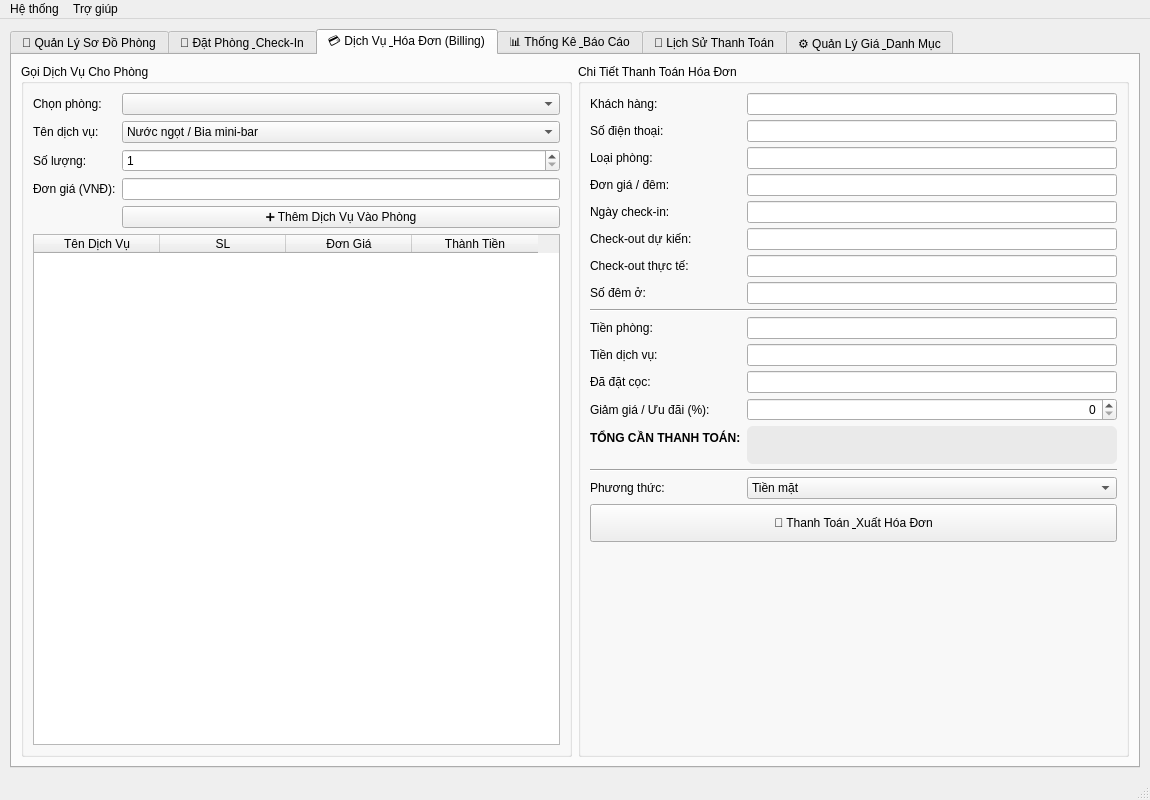
The window that mainwindow.ui (nhan17025/PBL2) describes before a commit, drawn with Qt 5.
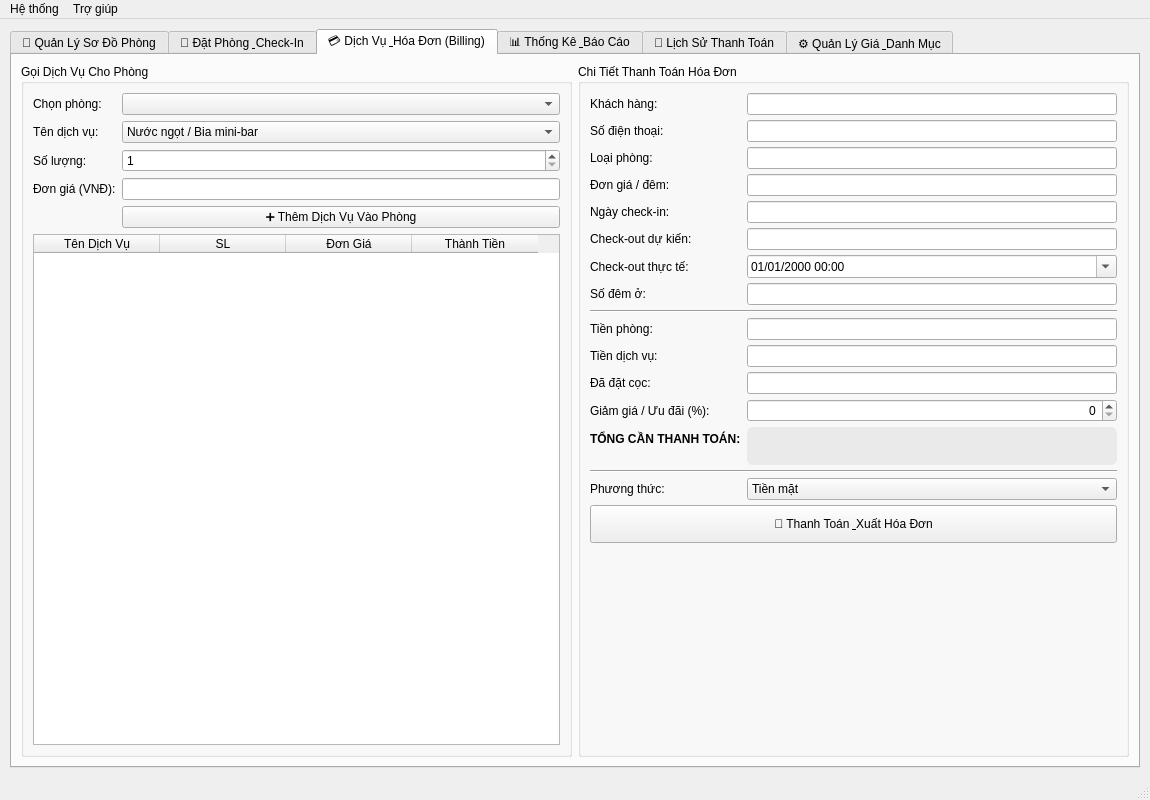
The same window after the commit. The open tabs and pages were chosen to show the change.

Commit message:
Sua loi check-in, tinh bill, tu tinh so tang
- Tu tinh so tang tu so phong (302 -> tang 3), chan so phong khong hop le
- Check-in: bat buoc co phong, CCCD 12 so, SDT 10 so bat dau bang 0,
  khong trung CCCD/SDT voi khach dang o, gio nhan = luc bam nut,
  ngay tra du kien phai sau gio nhan
- Bill: giam gia tinh truoc, tru coc sau; sua duoc gio tra thuc te
  va bill tu tinh lai
- Lich su: doanh thu cong ca tien coc, luu dung gio tra thuc te

What changed in the file:
```diff
--- a/mainwindow.ui
+++ b/mainwindow.ui
@@ -686,10 +686,13 @@
             </widget>
            </item>
            <item row="6" column="1">
-            <widget class="QLineEdit" name="valStayCheckOut">
-             <property name="readOnly">
+            <widget class="QDateTimeEdit" name="valStayCheckOut">
+             <property name="calendarPopup">
               <bool>true</bool>
              </property>
+             <property name="displayFormat">
+              <string>dd/MM/yyyy HH:mm</string>
+             </property>
             </widget>
            </item>
            <item row="7" column="0">
```
Left out of the diff: 4 changed lines with no effect on the pictures. The commit also changes 4 other files.
